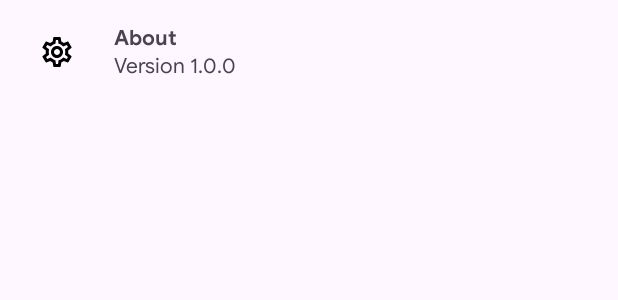
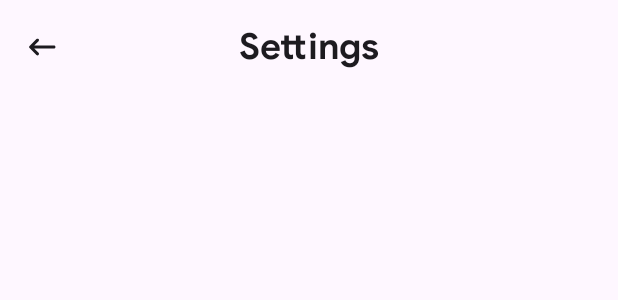
Before and after one commit to Pramod-sj/EyeCare-20-20-20-rule, an Android app: the layout fragment_settings.xml on its own in the app's theme, with its tools: preview values and no code run, on a phone screen of 412 x 824 dp. Shown: the top 300 px of the screen. Run offline under Robolectric (Android 15) with nearby library versions, the phone set to English and light mode, and no system bars.

Commit message:
Resolve compilation issue

```diff
--- a/app/src/main/res/layout/fragment_settings.xml
+++ b/app/src/main/res/layout/fragment_settings.xml
@@ -1,65 +1,34 @@
 <?xml version="1.0" encoding="utf-8"?>
-<layout xmlns:android="http://schemas.android.com/apk/res/android"
-    xmlns:app="http://schemas.android.com/apk/res-auto"
-    xmlns:tools="http://schemas.android.com/tools">
+<androidx.constraintlayout.widget.ConstraintLayout android:id="@+id/cl_appbar"
+    android:layout_height="wrap_content"
+    android:layout_width="match_parent"
+    android:minHeight="?actionBarSize"
+    app:layout_constraintTop_toTopOf="parent"
+    xmlns:android="http://schemas.android.com/apk/res/android"
+    xmlns:app="http://schemas.android.com/apk/res-auto">
 
-    <RelativeLayout
-        android:id="@+id/linearLayout_custom"
+    <androidx.appcompat.widget.AppCompatImageButton
+        android:background="?attr/actionBarItemBackground"
+        android:id="@+id/btn_back"
+        android:layout_height="wrap_content"
+        android:layout_marginHorizontal="16dp"
         android:layout_width="wrap_content"
+        android:src="@drawable/ic_round_keyboard_backspace_24"
+        android:tint="?attr/colorOnSurface"
+        app:layout_constraintBottom_toBottomOf="@id/tv_title"
+        app:layout_constraintStart_toStartOf="parent"
+        app:layout_constraintTop_toTopOf="@id/tv_title" />
+
+    <TextView
+        android:id="@+id/tv_title"
         android:layout_height="wrap_content"
-        android:background="?selectableItemBackground"
-        android:gravity="center_vertical"
-        android:orientation="horizontal"
-        android:padding="@dimen/padding_medium">
-
-        <FrameLayout
-            android:id="@+id/its_frame_layout_head"
-            android:layout_width="wrap_content"
-            android:layout_height="wrap_content"
-            android:layout_alignParentStart="true"
-            android:layout_centerVertical="true"
-            android:animateLayoutChanges="true">
-
-            <FrameLayout
-                android:id="@+id/its_frame_layout_image_icon"
-                android:layout_width="wrap_content"
-                android:layout_height="match_parent"
-                android:layout_marginStart="@dimen/margin_small"
-                android:layout_marginEnd="@dimen/margin_medium"
-                android:animateLayoutChanges="true">
-
-                <ImageView
-                    android:id="@+id/imageIcon_custom_layout"
-                    android:layout_width="24dp"
-                    android:layout_height="24dp"
-                    android:src="@drawable/ic_outline_settings_24" />
-            </FrameLayout>
-        </FrameLayout>
-
-        <LinearLayout
-            android:id="@+id/it_linearLayout_title_subTitle"
-            android:layout_width="match_parent"
-            android:layout_height="wrap_content"
-            android:layout_centerVertical="true"
-            android:layout_marginStart="@dimen/margin_small"
-            android:layout_toEndOf="@id/its_frame_layout_head"
-            android:orientation="vertical">
-
-            <TextView
-                android:id="@+id/txtView_custom_title"
-                android:layout_width="wrap_content"
-                android:layout_height="wrap_content"
-                android:textStyle="bold"
-                tools:text="About" />
-
-            <TextView
-                android:id="@+id/txtView_custom_subtitle"
-                android:layout_width="wrap_content"
-                android:layout_height="wrap_content"
-                android:ellipsize="end"
-                android:maxLines="2"
-                tools:text="Version 1.0.0" />
-        </LinearLayout>
-    </RelativeLayout>
-
-</layout>
+        android:layout_marginTop="16dp"
+        android:layout_width="wrap_content"
+        android:text="Settings"
+        android:textAppearance="@style/TextAppearance.MaterialComponents.Headline5"
+        android:textSize="24sp"
+        android:textStyle="bold"
+        app:layout_constraintEnd_toEndOf="parent"
+        app:layout_constraintStart_toStartOf="parent"
+        app:layout_constraintTop_toTopOf="parent" />
+</androidx.constraintlayout.widget.ConstraintLayout>
```
Also changed, not shown: app/src/main/res/layout/item_setting_layout.xml (added, +60 -0 lines).
